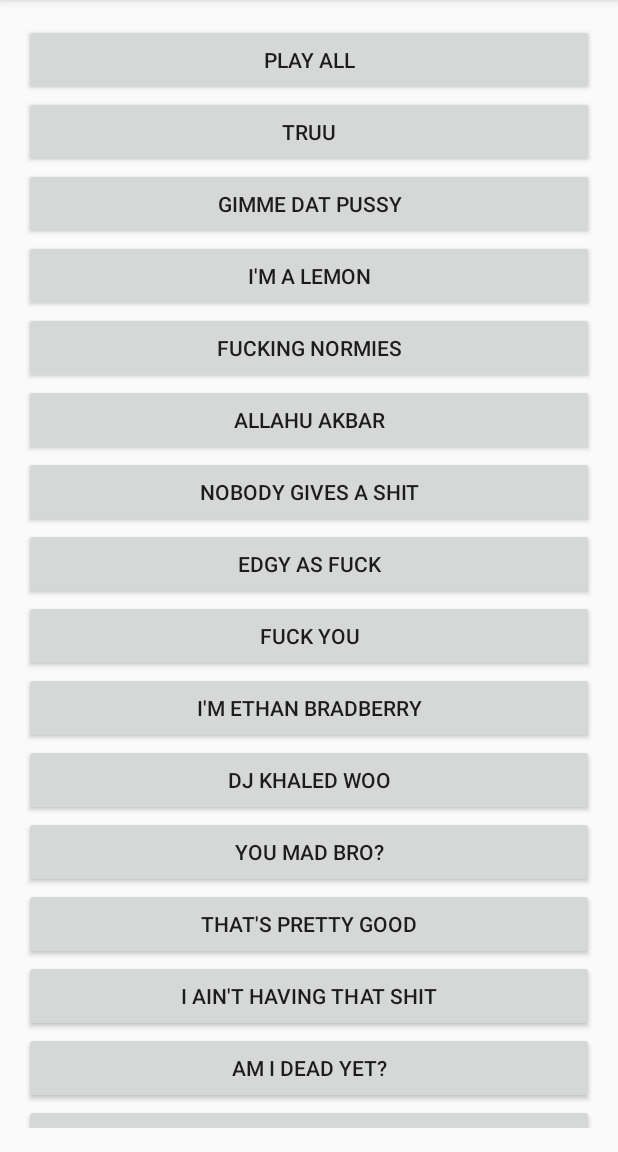
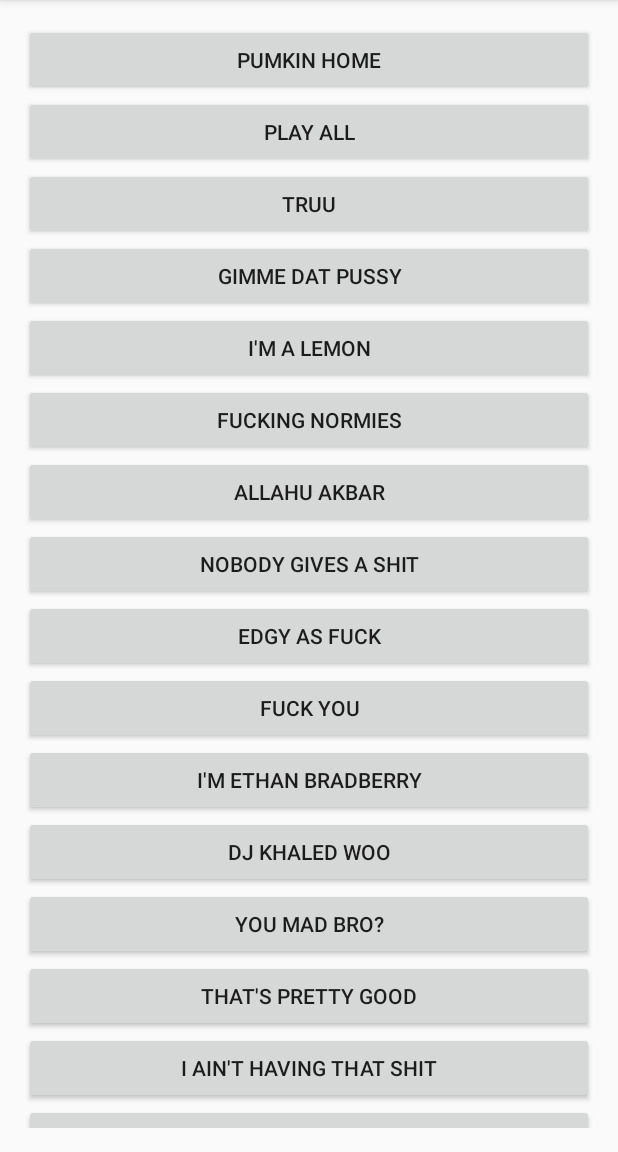
Before and after one commit to JoseRivas1998/TCG-Soundboard-Android, an Android app: the screen it shows after launch (MainActivity), on a phone screen of 412 x 824 dp, the part 84-1236 px from its top. Run offline under Robolectric (Android 15) with nearby library versions, the phone set to English and light mode, and no system bars.

Commit message:
Starting Pumkin Activity

```diff
--- a/app/src/main/AndroidManifest.xml
+++ b/app/src/main/AndroidManifest.xml
@@ -15,6 +15,7 @@
                 <category android:name="android.intent.category.LAUNCHER" />
             </intent-filter>
         </activity>
+        <activity android:name=".Pumkin"></activity>
     </application>
 
 </manifest>
--- a/app/src/main/java/com/tcg/tcgsoundboard/MainActivity.java
+++ b/app/src/main/java/com/tcg/tcgsoundboard/MainActivity.java
@@ -1,5 +1,6 @@
 package com.tcg.tcgsoundboard;
 
+import android.content.Intent;
 import android.media.MediaPlayer;
 import android.support.v7.app.AppCompatActivity;
 import android.os.Bundle;
@@ -53,6 +54,15 @@ public class MainActivity extends AppCompatActivity {
                 }
             }
         });
+
+        Button pumkin = (Button) this.findViewById(R.id.pumkinFromMain);
+        pumkin.setOnClickListener(new View.OnClickListener() {
+            @Override
+            public void onClick(View v) {
+                Intent i = new Intent(getApplicationContext(), Pumkin.class);
+                startActivity(i);
+            }
+        });
     }
 
     @Override
--- a/app/src/main/res/layout/activity_main.xml
+++ b/app/src/main/res/layout/activity_main.xml
@@ -18,6 +18,12 @@
             android:orientation="vertical"
             android:layout_width="match_parent"
             android:layout_height="match_parent">
+
+            <Button
+                android:layout_width="match_parent"
+                android:layout_height="wrap_content"
+                android:text="Pumkin Home"
+                android:id="@+id/pumkinFromMain" />
 
             <Button
                 android:layout_width="match_parent"
```
Also changed, not shown: app/src/main/java/com/tcg/tcgsoundboard/Pumkin.java (added, +21 -0 lines), app/src/main/res/layout/activity_pumkin.xml (added, +13 -0 lines).
